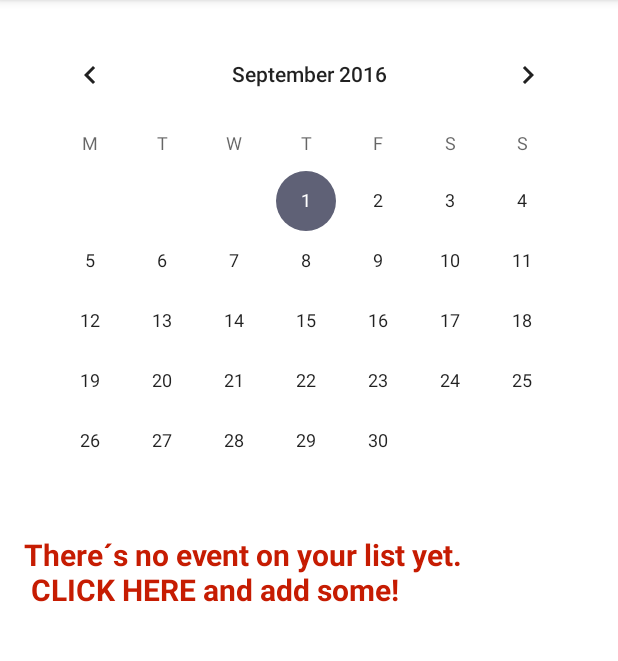
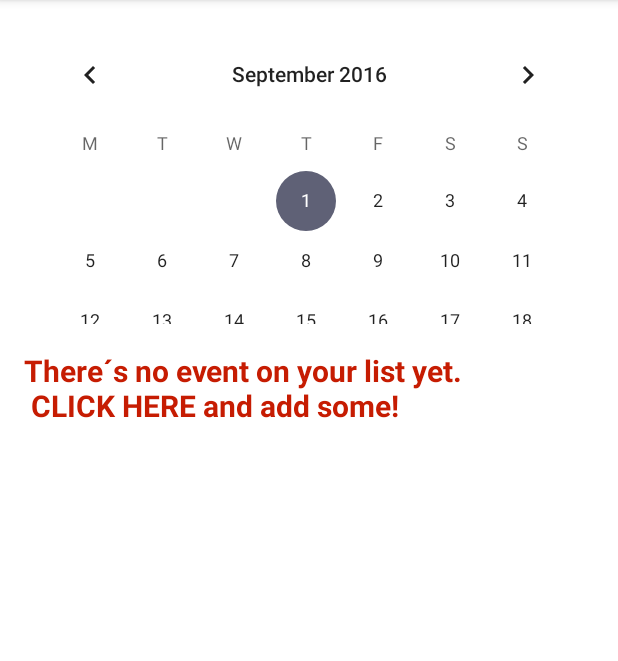
Before and after one commit to KristineWolf/Eventastic, an Android app: the Calendar screen opened directly, with no data from a screen before it, on a phone screen of 412 x 824 dp, the part 84-745 px from its top. Run offline under Robolectric (Android 15) with nearby library versions, the phone set to English and light mode, and no system bars.

Commit message:
Hab es geschafft dass die calendar app so wie bei dir angezeigt wird --> kommentar dazu im layout was hälst du davon? dadurch hängt sie dann auch nicht bei mir

```diff
--- a/app/src/main/java/com/example/kristine/eventastic/Activities/Calendar.java
+++ b/app/src/main/java/com/example/kristine/eventastic/Activities/Calendar.java
@@ -95,6 +95,11 @@ public class Calendar extends AppCompatActivity{
         time = (TextView)findViewById(R.id.information_of_next_event_time);
         calendarView = (CalendarView)findViewById(R.id.calendarView);
         calendarView.setDate(java.util.Calendar.getInstance().getTimeInMillis(),true,true);
+        calendarView.setSelectedWeekBackgroundColor(getResources().getColor(R.color.light_red));
+
+        calendarView.setWeekSeparatorLineColor(getResources().getColor(R.color.transparent));
+
+        calendarView.setSelectedDateVerticalBar(R.color.red);
         calendarView.setOnDateChangeListener(new CalendarView.OnDateChangeListener(){
             @Override
             public void onSelectedDayChange(CalendarView view, int year, int month, int dayOfMonth) {
--- a/app/src/main/res/layout/activity_calendar.xml
+++ b/app/src/main/res/layout/activity_calendar.xml
@@ -7,10 +7,13 @@
     android:paddingRight="@dimen/activity_horizontal_margin"
     android:paddingTop="@dimen/activity_vertical_margin">
 
-
+<!-- dadurch kann ich den Kalender sehen wenn du eine bestimmte höhe festsetzt
+und die App hängt dann auch nicht...was hälst du davon??
+müsstest dann eben nur für die bestimmten Bildgrößen eine größe festsetzen :)
+oder du nimmst einfach immer die Hälfte des Bildschirmes -->
     <CalendarView
         android:layout_width="match_parent"
-        android:layout_height="wrap_content"
+        android:layout_height="200dp"
         android:id="@+id/calendarView"
         android:firstDayOfWeek="2"
         android:showWeekNumber="true"
@@ -20,6 +23,7 @@
         android:layout_width="match_parent"
         android:layout_height="wrap_content"
         android:layout_below="@+id/calendarView"
+        android:layout_marginTop="15dp"
         android:id="@+id/first_line"
         android:orientation="horizontal">
 
```
